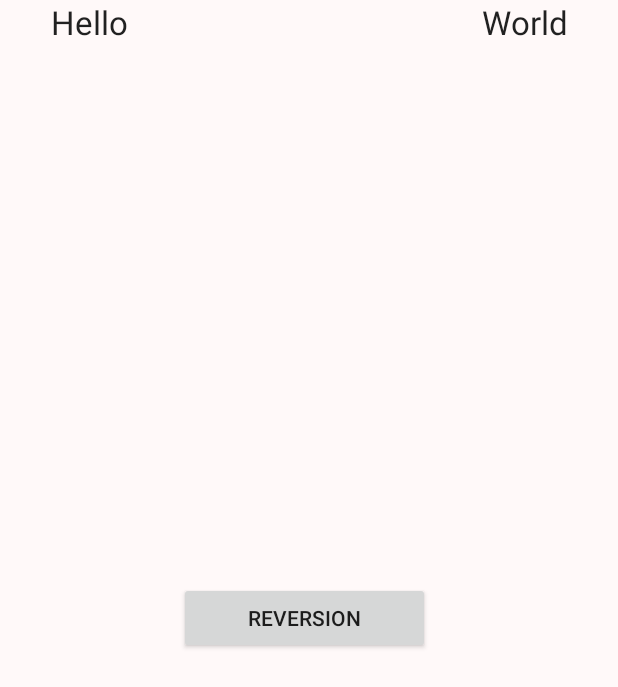
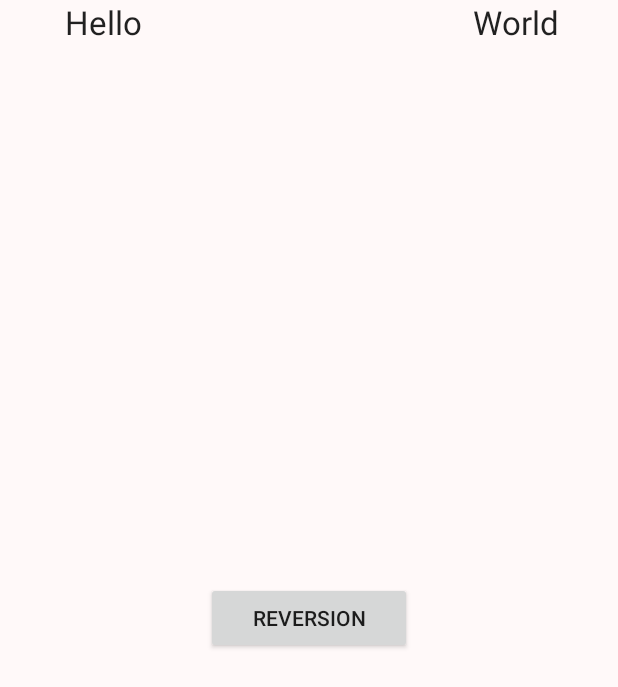
Before and after one commit to KonstantinGridasov/Dz, an Android app: the Dz1Activity screen opened directly, with no data from a screen before it, on a phone screen of 412 x 824 dp. Shown: the top 687 px of the screen. Run offline under Robolectric (Android 15) with nearby library versions, the phone set to English and light mode, and no system bars.

Commit message:
27_07
optimiz

```diff
--- a/ProjectDZ/app/src/main/res/layout/activity_dz1.xml
+++ b/ProjectDZ/app/src/main/res/layout/activity_dz1.xml
@@ -11,9 +11,9 @@
 
     <TextView
         android:id="@+id/HelloView"
-        android:layout_width="wrap_content"
+        android:layout_width="match_parent"
         android:layout_height="match_parent"
-        android:layout_weight="1"
+        android:layout_weight="2"
         android:text="@string/text1"
         android:textAlignment="center"
         android:textAppearance="@android:style/TextAppearance.Large"
@@ -22,9 +22,9 @@
 
     <Button
         android:id="@+id/ReversionButton"
-        android:layout_width="wrap_content"
+        android:layout_width="match_parent"
         android:layout_height="wrap_content"
-        android:layout_weight="1"
+        android:layout_weight="2"
         android:layout_gravity="center"
         android:text="@string/buttonDz1UpDown"
 
@@ -32,9 +32,9 @@
 
     <TextView
         android:id="@+id/WorldView"
-        android:layout_width="wrap_content"
+        android:layout_width="match_parent"
         android:layout_height="match_parent"
-        android:layout_weight="1"
+        android:layout_weight="2"
         android:layout_gravity="end"
         android:text="@string/text2"
         android:textAlignment="center"
```
